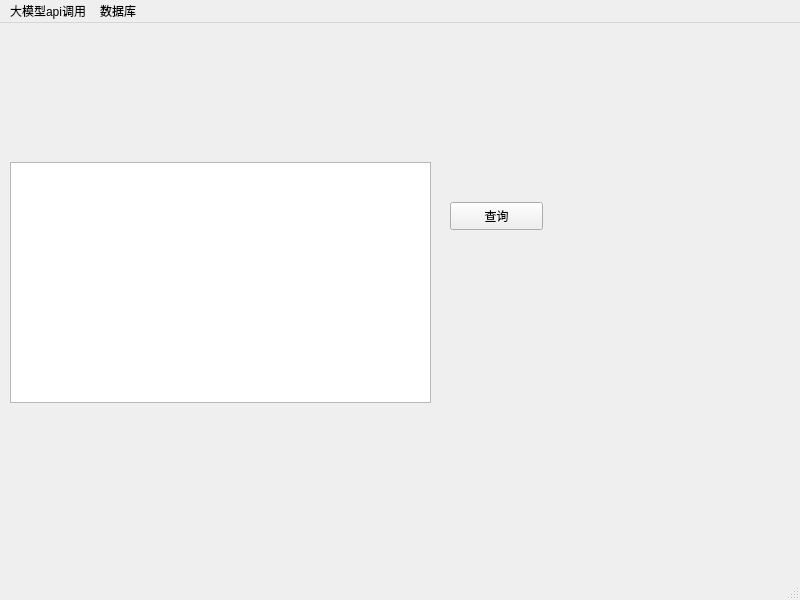
Old version of the form mainwindow.ui in the repository kishizi/LLM-log-management-system.
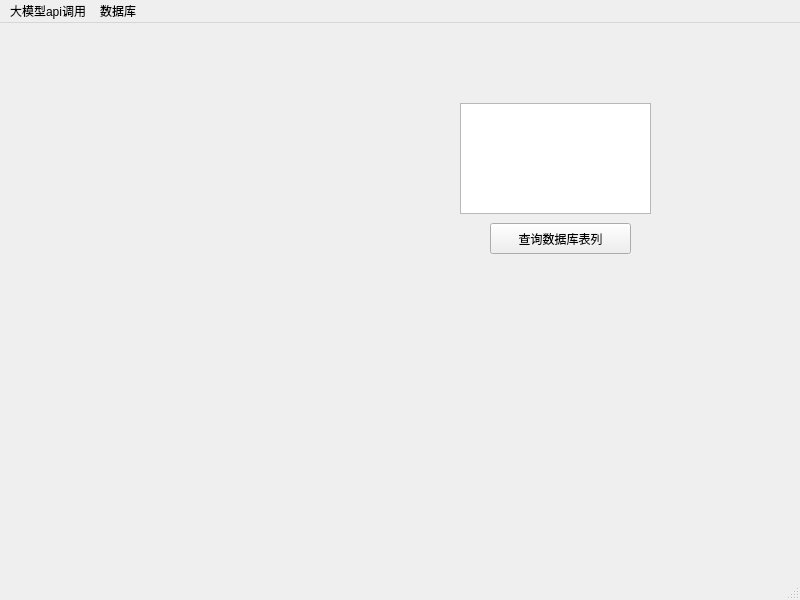
New version of the form. The open tabs and pages were chosen to show the change. Custom widgets are drawn as their Qt base class.

Commit message: 添加数据库操作模块，完成QTableWighet操作数据库，改版表页项item前提交

The edit to the form file:
```diff
--- a/mainwindow.ui
+++ b/mainwindow.ui
@@ -18,9 +18,9 @@
     <property name="geometry">
      <rect>
       <x>0</x>
-      <y>129</y>
+      <y>30</y>
       <width>800</width>
-      <height>471</height>
+      <height>531</height>
      </rect>
     </property>
     <property name="currentIndex">
@@ -62,28 +62,38 @@
      </widget>
     </widget>
     <widget class="QWidget" name="page_2">
+     <widget class="DataBase" name="TbList" native="true">
+      <property name="geometry">
+       <rect>
+        <x>50</x>
+        <y>50</y>
+        <width>511</width>
+        <height>341</height>
+       </rect>
+      </property>
+     </widget>
+     <widget class="QPushButton" name="TbListBt">
+      <property name="geometry">
+       <rect>
+        <x>490</x>
+        <y>170</y>
+        <width>141</width>
+        <height>31</height>
+       </rect>
+      </property>
+      <property name="text">
+       <string>查询数据库表列</string>
+      </property>
+     </widget>
      <widget class="QListWidget" name="listWidget">
       <property name="geometry">
        <rect>
-        <x>10</x>
-        <y>10</y>
-        <width>421</width>
-        <height>241</height>
-       </rect>
-      </property>
-     </widget>
-     <widget class="QPushButton" name="pushButton_2">
-      <property name="geometry">
-       <rect>
-        <x>450</x>
+        <x>460</x>
         <y>50</y>
-        <width>93</width>
-        <height>28</height>
+        <width>191</width>
+        <height>111</height>
        </rect>
       </property>
-      <property name="text">
-       <string>查询</string>
-      </property>
      </widget>
     </widget>
    </widget>
@@ -142,6 +152,14 @@
    </property>
   </action>
  </widget>
+ <customwidgets>
+  <customwidget>
+   <class>DataBase</class>
+   <extends>QWidget</extends>
+   <header>database.h</header>
+   <container>1</container>
+  </customwidget>
+ </customwidgets>
  <resources/>
  <connections/>
 </ui>
```
Left out of the diff: 10 changed lines with no effect on the pictures. The commit also changes 9 other files.
